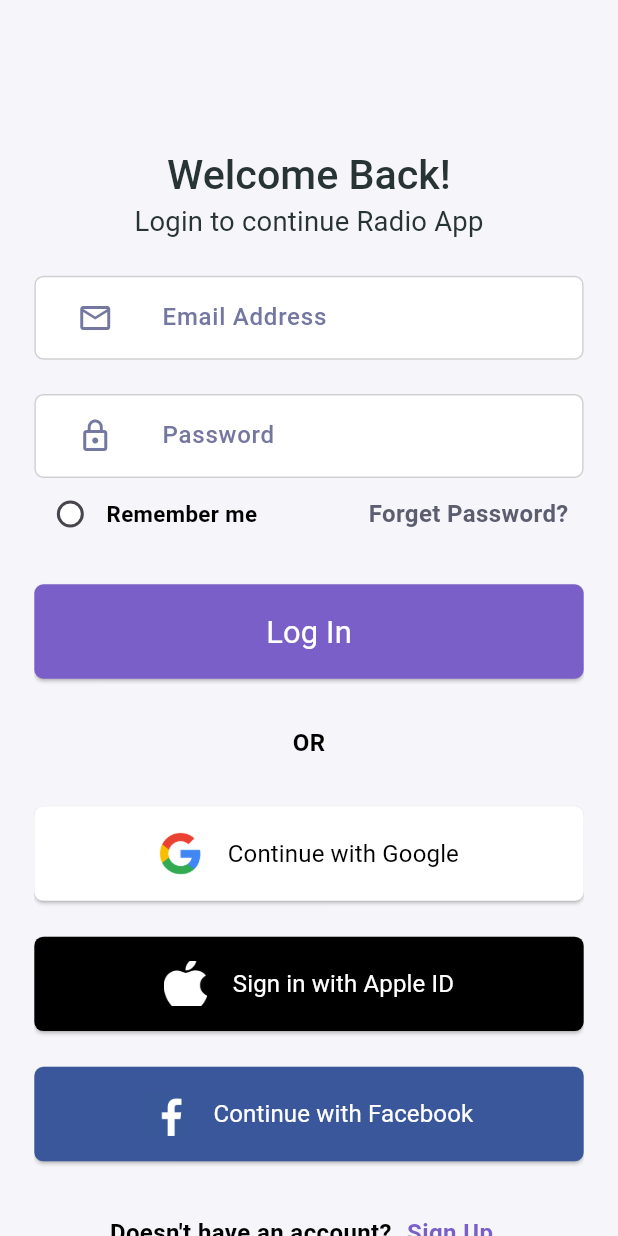
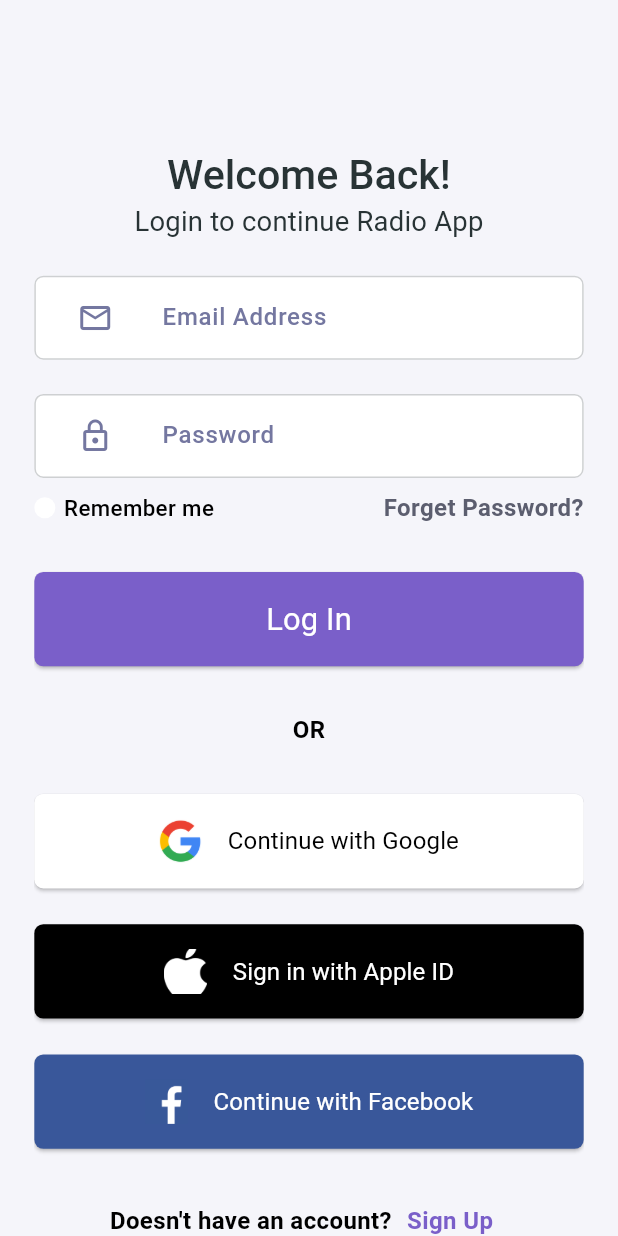
Before and after one commit to AbdelrhmanYasser10/Login_task, a Flutter app: the screen it shows after launch, on a phone screen of 412 x 824 dp. Run offline on Flutter 3.47's test engine with Material 3 defaults, Android fonts, the light colour scheme and no system bars; our stand-ins replace bloc, dartz, dio, flutter_bloc, flutter_screenutil, get_it and 2 more.

Commit message:
finish app

```diff
--- a/lib/config/themes/app_theme.dart
+++ b/lib/core/config/themes/app_theme.dart
@@ -1,7 +1,7 @@
 import 'package:flutter/material.dart';
 import 'package:flutter_screenutil/flutter_screenutil.dart';
 
-import '../../core/utils/app_colors.dart';
+import '../../utils/app_colors.dart';
 
 ThemeData appTheme(){
   return ThemeData(
--- a/lib/core/utils/app_router.dart
+++ b/lib/core/utils/app_router.dart
@@ -1,11 +1,11 @@
 import 'package:flutter_bloc/flutter_bloc.dart';
 import 'package:go_router/go_router.dart';
-import 'package:login_task/config/routes/app_routes.dart';
 import 'package:login_task/core/utils/services_locator.dart';
 import 'package:login_task/features/login_feature/data/repositories/login_repo_imp.dart';
 import 'package:login_task/features/login_feature/presentation/manager/login_cubit/login_cubit.dart';
 
 import '../../features/login_feature/presentation/pages/login_screen.dart';
+import '../config/routes/app_routes.dart';
 
 abstract class AppRouter {
 
--- /dev/null
+++ b/lib/core/widgets/custom_check_box_widget/custom_check_box_widget.dart
@@ -0,0 +1,50 @@
+import 'package:flutter/material.dart';
+import 'package:flutter_screenutil/flutter_screenutil.dart';
+
+import '../../../../../core/utils/app_colors.dart';
+import '../../../../../core/utils/app_strings.dart';
+
+class CustomCheckBoxWidget extends StatefulWidget {
+  const CustomCheckBoxWidget({Key? key,}) : super(key: key);
+
+  @override
+  State<CustomCheckBoxWidget> createState() => _CustomCheckBoxWidgetState();
+}
+
+class _CustomCheckBoxWidgetState extends State<CustomCheckBoxWidget> {
+  bool checked = false;
+
+  @override
+  Widget build(BuildContext context) {
+    return GestureDetector(
+      onTap: (){
+        setState(() {
+          checked = !checked;
+        });
+      },
+      child: Row(
+        children: [
+          CircleAvatar(
+            radius: 7,
+            backgroundColor: Colors.white,
+            child: checked ? const Icon(
+              Icons.check,
+              color: AppColors.kCheckColor,
+              size: 10,
+            ):const SizedBox(),
+          ),
+          SizedBox(
+            width: 5.0.w,
+          ),
+          Text(
+            AppStrings.rememberMe,
+            style: Theme.of(context).textTheme.bodyMedium!.copyWith(
+                fontSize: 13.sp,
+              fontWeight: FontWeight.w500,
+            ),
+          ),
+        ],
+      ),
+    );
+  }
+}
--- a/lib/features/login_feature/presentation/pages/login_screen.dart
+++ b/lib/features/login_feature/presentation/pages/login_screen.dart
@@ -1,4 +1,3 @@
-import 'package:flutter/gestures.dart';
 import 'package:flutter/material.dart';
 import 'package:flutter_bloc/flutter_bloc.dart';
 import 'package:flutter_screenutil/flutter_screenutil.dart';
@@ -12,6 +11,7 @@ import '../../../../core/utils/app_colors.dart';
 import '../../../../core/utils/app_strings.dart';
 import '../widgets/custom_form_widget/custom_form_widget.dart';
 import '../widgets/custom_social_buttons_column/custom_social_buttons_column.dart';
+import '../widgets/custom_terms_text_widget/custom_terms_text_widget.dart';
 import '../widgets/cutom_title_widget/title_widget.dart';
 
 class LoginScreen extends StatelessWidget {
@@ -91,35 +91,16 @@ class LoginScreen extends StatelessWidget {
             _noAccountWidget(context),
 
             // Terms & Conditions
-            Padding(
-              padding: EdgeInsets.symmetric(
-                  horizontal: context.width * 0.166,
-                  vertical: 15.0.h
-              ),
-              child: _termsAndConditions(context),
-            ),
+           const CustomTermsTextWidget(),
+
             _verticalSpace(),
           ],
         ),
       ),
     );
   }
-  RichText _termsAndConditions(BuildContext context)=>RichText(
-    textAlign: TextAlign.center,
-    text: TextSpan(
-      text: AppStrings.signingConfirmation,
-      style: Theme.of(context).textTheme.bodySmall,
-      children: [
-        TextSpan(
-            text: " ${AppStrings.termsServices}",
-            style: Theme.of(context).textTheme.bodySmall!.copyWith(
-              color: AppColors.kButtonColor
-            ),
-            recognizer: TapGestureRecognizer()..onTap = () {},
-        ),
-      ],
-    ),
-  );
+
+
   Row _noAccountWidget(BuildContext context)=>Row(
     mainAxisAlignment: MainAxisAlignment.center,
     children: [
@@ -140,5 +121,7 @@ class LoginScreen extends StatelessWidget {
       )
     ],
   );
+
+
   SizedBox _verticalSpace()=> SizedBox(height: 20.0.h,);
 }
--- a/lib/features/login_feature/presentation/widgets/custom_check_box_widget/custom_check_box_widget.dart
+++ /dev/null
@@ -1,44 +0,0 @@
-import 'package:flutter/material.dart';
-import 'package:flutter_screenutil/flutter_screenutil.dart';
-
-import '../../../../../core/utils/app_colors.dart';
-import '../../../../../core/utils/app_strings.dart';
-
-class CustomCheckBoxWidget extends StatefulWidget {
-  const CustomCheckBoxWidget({Key? key,}) : super(key: key);
-
-  @override
-  State<CustomCheckBoxWidget> createState() => _CustomCheckBoxWidgetState();
-}
-
-class _CustomCheckBoxWidgetState extends State<CustomCheckBoxWidget> {
-  bool checked = false;
-
-  @override
-  Widget build(BuildContext context) {
-    return Row(
-      children: [
-        Checkbox(
-          value: checked,
-          onChanged: (value) {
-            setState(() {
-              checked = value!;
-            });
-          },
-          fillColor: MaterialStateProperty.all(
-            Colors.white,
-          ),
-          shape:const CircleBorder(),
-          activeColor: AppColors.kCheckColor,
-          checkColor: AppColors.kCheckColor,
-        ),
-        Text(
-          AppStrings.rememberMe,
-          style: Theme.of(context).textTheme.bodyMedium!.copyWith(
-              fontSize: 13.sp
-          ),
-        ),
-      ],
-    );
-  }
-}
--- a/lib/features/login_feature/presentation/widgets/custom_form_widget/custom_form_widget.dart
+++ b/lib/features/login_feature/presentation/widgets/custom_form_widget/custom_form_widget.dart
@@ -2,13 +2,14 @@ import 'package:flutter/material.dart';
 import 'package:flutter_bloc/flutter_bloc.dart';
 import 'package:flutter_screenutil/flutter_screenutil.dart';
 import 'package:login_task/features/login_feature/presentation/manager/login_cubit/login_cubit.dart';
-import 'package:login_task/features/login_feature/presentation/widgets/custom_loading_widget/custom_loading_widget.dart';
 
 import '../../../../../core/utils/app_colors.dart';
 import '../../../../../core/utils/app_strings.dart';
-import '../custom_button_widget/custom_button_widget.dart';
-import '../custom_check_box_widget/custom_check_box_widget.dart';
-import '../custom_text_field/text_field.dart';
+import '../../../../../core/widgets/custom_button_widget/custom_button_widget.dart';
+import '../../../../../core/widgets/custom_check_box_widget/custom_check_box_widget.dart';
+import '../../../../../core/widgets/custom_loading_widget/custom_loading_widget.dart';
+import '../../../../../core/widgets/custom_text_field/text_field.dart';
+
 
 class CustomFormWidget extends StatefulWidget {
   const CustomFormWidget({Key? key}) : super(key: key);
@@ -38,7 +39,7 @@ class _CustomFormWidgetState extends State<CustomFormWidget> {
       key: _formKey,
       child: Column(
         children: [
-          verticalSpace(),
+          _verticalSpace(),
           CustomTextField(
             controller: _emailController,
             validator: (value) {
@@ -50,7 +51,7 @@ class _CustomFormWidgetState extends State<CustomFormWidget> {
             prefixIcon: const Icon(Icons.email_outlined),
             hintText: AppStrings.emailHintText,
           ),
-          verticalSpace(),
+          _verticalSpace(),
           CustomTextField(
             controller: _passwordController,
             isPassword: true,
@@ -63,12 +64,18 @@ class _CustomFormWidgetState extends State<CustomFormWidget> {
             prefixIcon: const Icon(Icons.lock_outline),
             hintText: AppStrings.passwordHintText,
           ),
-          Row(
+
+          //Adding some vertical padding on the row
+          Padding(
+            padding: EdgeInsets.symmetric(
+                vertical: 7.0.h,
+            ),
+            child: Row(
               children: [
                 const CustomCheckBoxWidget(),
                 const Spacer(),
-              TextButton(
-                onPressed: () {},
+                GestureDetector(
+                  onTap: () {},
                   child: Text(
                     AppStrings.forgetPassword,
                     style: Theme.of(context).textTheme.bodyMedium!.copyWith(
@@ -78,7 +85,8 @@ class _CustomFormWidgetState extends State<CustomFormWidget> {
                 ),
               ],
             ),
-          verticalSpace(),
+          ),
+          _verticalSpace(),
           BlocConsumer<LoginCubit, LoginState>(
             listener: (context, state) {},
             builder: (context, state) {
@@ -104,7 +112,7 @@ class _CustomFormWidgetState extends State<CustomFormWidget> {
     );
   }
 
-  SizedBox verticalSpace() {
+  SizedBox _verticalSpace() {
     return SizedBox(
       height: 20.0.w,
     );
--- /dev/null
+++ b/lib/features/login_feature/presentation/widgets/custom_terms_text_widget/custom_terms_text_widget.dart
@@ -0,0 +1,37 @@
+import 'package:flutter/gestures.dart';
+import 'package:flutter/material.dart';
+import 'package:flutter_screenutil/flutter_screenutil.dart';
+import 'package:login_task/core/utils/media_query_values.dart';
+
+import '../../../../../core/utils/app_colors.dart';
+import '../../../../../core/utils/app_strings.dart';
+
+class CustomTermsTextWidget extends StatelessWidget {
+  const CustomTermsTextWidget({Key? key}) : super(key: key);
+
+  @override
+  Widget build(BuildContext context) {
+    return Padding(
+      padding: EdgeInsets.symmetric(
+          horizontal: context.width * 0.166,
+          vertical: 15.0.h
+      ),
+      child: RichText(
+        textAlign: TextAlign.center,
+        text: TextSpan(
+          text: AppStrings.signingConfirmation,
+          style: Theme.of(context).textTheme.bodySmall,
+          children: [
+            TextSpan(
+              text: " ${AppStrings.termsServices}",
+              style: Theme.of(context).textTheme.bodySmall!.copyWith(
+                  color: AppColors.kButtonColor
+              ),
+              recognizer: TapGestureRecognizer()..onTap = () {},
+            ),
+          ],
+        ),
+      ),
+    );
+  }
+}
--- a/lib/login_app.dart
+++ b/lib/login_app.dart
@@ -1,7 +1,7 @@
 import 'package:flutter/material.dart';
 import 'package:flutter_screenutil/flutter_screenutil.dart';
-import 'package:login_task/config/themes/app_theme.dart';
 
+import 'core/config/themes/app_theme.dart';
 import 'core/utils/app_router.dart';
 
 class LoginApp extends StatelessWidget {
```
Also changed, not shown: lib/core/config/routes/app_routes.dart (renamed from lib/config/routes/app_routes.dart), lib/core/widgets/custom_button_widget/custom_button_widget.dart (renamed from lib/features/login_feature/presentation/widgets/custom_button_widget/custom_button_widget.dart), lib/core/widgets/custom_loading_widget/custom_loading_widget.dart (renamed from lib/features/login_feature/presentation/widgets/custom_loading_widget/custom_loading_widget.dart), lib/core/widgets/custom_text_field/text_field.dart (renamed from lib/features/login_feature/presentation/widgets/custom_text_field/text_field.dart). Lines whose indentation alone changed are shown as unchanged.
